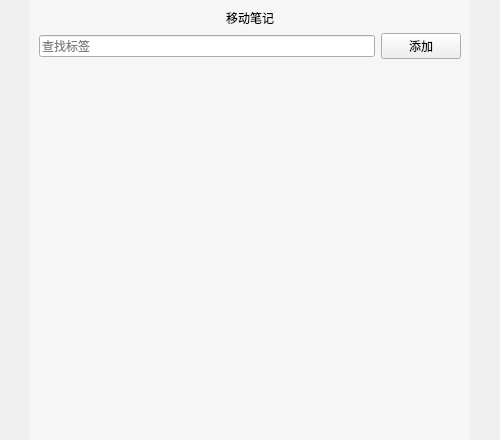
Above: views/tagswidget.ui from Gitnoter/Gitnoter before the change. Below: the same form after it.
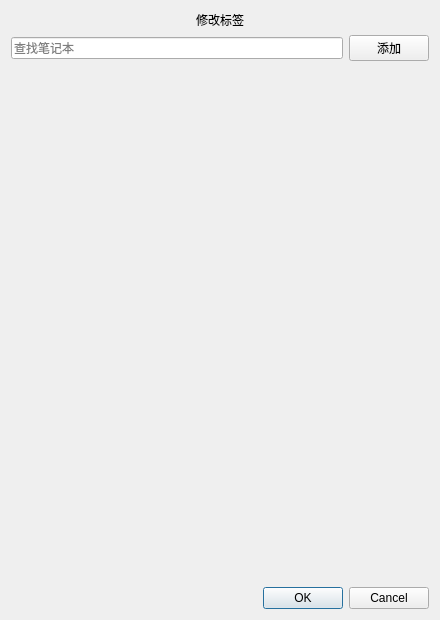
That is the form after the change.

What changed in the file:
```diff
--- a/views/tagswidget.ui
+++ b/views/tagswidget.ui
@@ -1,7 +1,7 @@
 <?xml version="1.0" encoding="UTF-8"?>
 <ui version="4.0">
  <class>TagsWidget</class>
- <widget class="QWidget" name="TagsWidget">
+ <widget class="QDialog" name="TagsWidget">
   <property name="enabled">
    <bool>true</bool>
   </property>
@@ -9,8 +9,8 @@
    <rect>
     <x>0</x>
     <y>0</y>
-    <width>500</width>
-    <height>440</height>
+    <width>440</width>
+    <height>620</height>
    </rect>
   </property>
   <property name="minimumSize">
@@ -44,48 +44,15 @@
    <bool>false</bool>
   </property>
   <property name="styleSheet">
-   <string notr="true"/>
-  </property>
-  <layout class="QVBoxLayout" name="verticalLayout_2">
-   <property name="spacing">
-    <number>0</number>
-   </property>
-   <property name="leftMargin">
-    <number>0</number>
-   </property>
-   <property name="topMargin">
-    <number>0</number>
-   </property>
-   <property name="rightMargin">
-    <number>0</number>
-   </property>
-   <property name="bottomMargin">
-    <number>0</number>
-   </property>
-   <item alignment="Qt::AlignHCenter|Qt::AlignTop">
-    <widget class="QWidget" name="widget" native="true">
-     <property name="minimumSize">
-      <size>
-       <width>440</width>
-       <height>440</height>
-      </size>
-     </property>
-     <property name="maximumSize">
-      <size>
-       <width>440</width>
-       <height>16777215</height>
-      </size>
-     </property>
-     <property name="styleSheet">
-      <string notr="true">QWidget#widget{
-	background-color:#F6F6F6;
+   <string notr="true">QDialog#TagsWidget{
+  background-color:#EFEFEF;
 }</string>
      </property>
      <layout class="QVBoxLayout" name="verticalLayout">
       <item>
        <widget class="QLabel" name="label">
         <property name="text">
-         <string>移动笔记</string>
+      <string>修改标签</string>
         </property>
         <property name="alignment">
          <set>Qt::AlignCenter</set>
@@ -103,7 +70,7 @@
            <set>Qt::AlignLeading|Qt::AlignLeft|Qt::AlignVCenter</set>
           </property>
           <property name="placeholderText">
-           <string>查找标签</string>
+        <string>查找笔记本</string>
           </property>
           <property name="clearButtonEnabled">
            <bool>true</bool>
@@ -126,19 +93,20 @@
        <widget class="QListWidget" name="listWidget_data">
         <property name="styleSheet">
          <string notr="true">QListWidget#listWidget_data{
-	border: 0px solid;border-top: 1px solid #F6F6F6;
-	background-color:#F6F6F6
+  border: 0px solid;
+  background-color:#EFEFEF;
 }</string>
         </property>
         <property name="selectionMode">
          <enum>QAbstractItemView::MultiSelection</enum>
         </property>
-        <property name="selectionBehavior">
-         <enum>QAbstractItemView::SelectRows</enum>
-        </property>
-       </widget>
-      </item>
-     </layout>
+    </widget>
+   </item>
+   <item>
+    <widget class="QDialogButtonBox" name="buttonBox">
+     <property name="standardButtons">
+      <set>QDialogButtonBox::Cancel|QDialogButtonBox::Ok</set>
+     </property>
     </widget>
    </item>
   </layout>
```
Left out of the diff: 35 changed lines with no effect on the pictures. Lines whose indentation alone changed are shown as unchanged.
